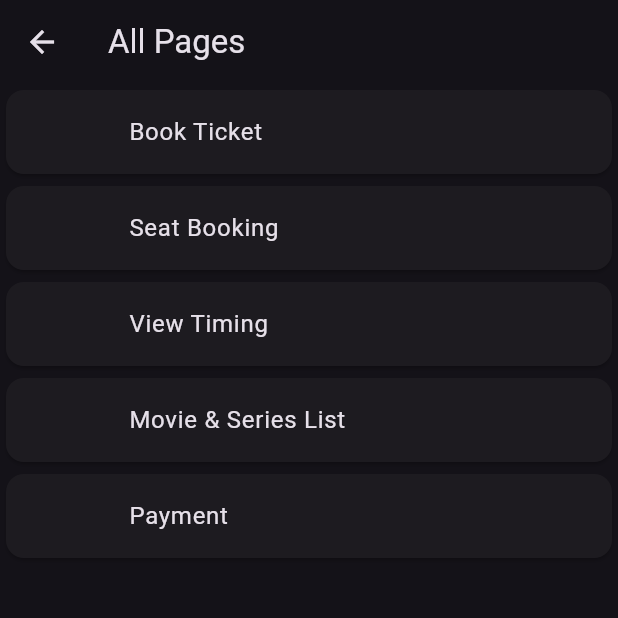
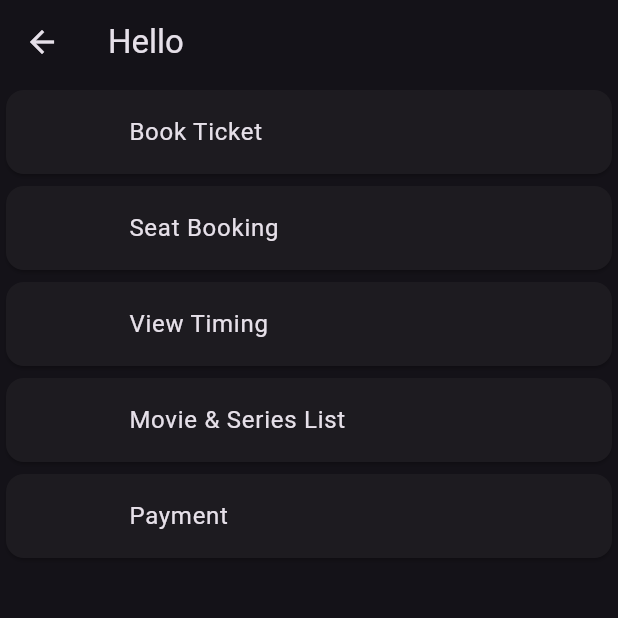
Before and after one commit to ShArafat58/moviebookingapp, a Flutter app: the ListPage screen opened directly, on a phone screen of 412 x 824 dp, the top half of it. Run offline on Flutter 3.47's test engine with Material 3 defaults, Android fonts, the phone set to English and light mode, and no system bars; our stand-ins replace cloud_firestore, firebase_auth, firebase_core, google_fonts; missing offline and left inert: tmdb_api; accounts and stored records are empty; network calls fail.

```diff
--- a/lib/screens/list_pages.dart
+++ b/lib/screens/list_pages.dart
@@ -3,7 +3,9 @@ import 'package:movie_app/screens/MovieList.dart';
 import 'package:movie_app/screens/home_screen.dart';
 
 class ListPage extends StatefulWidget {
-  const ListPage({super.key});
+  final String? user_email;
+  const ListPage({Key? key, this.user_email = ''})
+      : super(key: key);
 
   @override
   State<ListPage> createState() => _ListPageState();
@@ -16,7 +18,7 @@ class _ListPageState extends State<ListPage> {
   @override
   Widget build(BuildContext context) {
     return Scaffold(
-        appBar: AppBar(title: const Text('All Pages'),),
+        appBar: AppBar(title: Text("Hello ${widget.user_email}")),
         body: ListView.builder(
             itemCount: pageName.length,
             itemBuilder: (context,index){
@@ -28,15 +30,12 @@ class _ListPageState extends State<ListPage> {
                     height: 50
                   ),
                   onTap: (){
-                    print('Came Here');
                     if(pageName[index] == 'Book Ticket') {
-                      print('Going to movie Pages');
                       Navigator.of(context).push(MaterialPageRoute(builder: (context)=> const AvailableMovieList()));
                     }
                     if(pageName[index] == 'Movie & Series List') {
                       Navigator.of(context).push(MaterialPageRoute(builder: (context)=> const HomeScreen()));
                     }
-
                   },
                 ),
               );
--- a/pubspec.yaml
+++ b/pubspec.yaml
@@ -28,6 +28,8 @@ dependencies:
   google_fonts:
   firebase_core:
   firebase_auth:
+  cloud_firestore:
+
 
 # Dependencies specify other packages that your package needs in order to work.
 # To automatically upgrade your package dependencies to the latest versions
```
Also changed, not shown: lib/description.dart (+5 -3 lines), lib/screens/MovieList.dart (+25 -11 lines), lib/screens/signin_screen.dart (+8 -2 lines), pubspec.lock, 3 other files.
